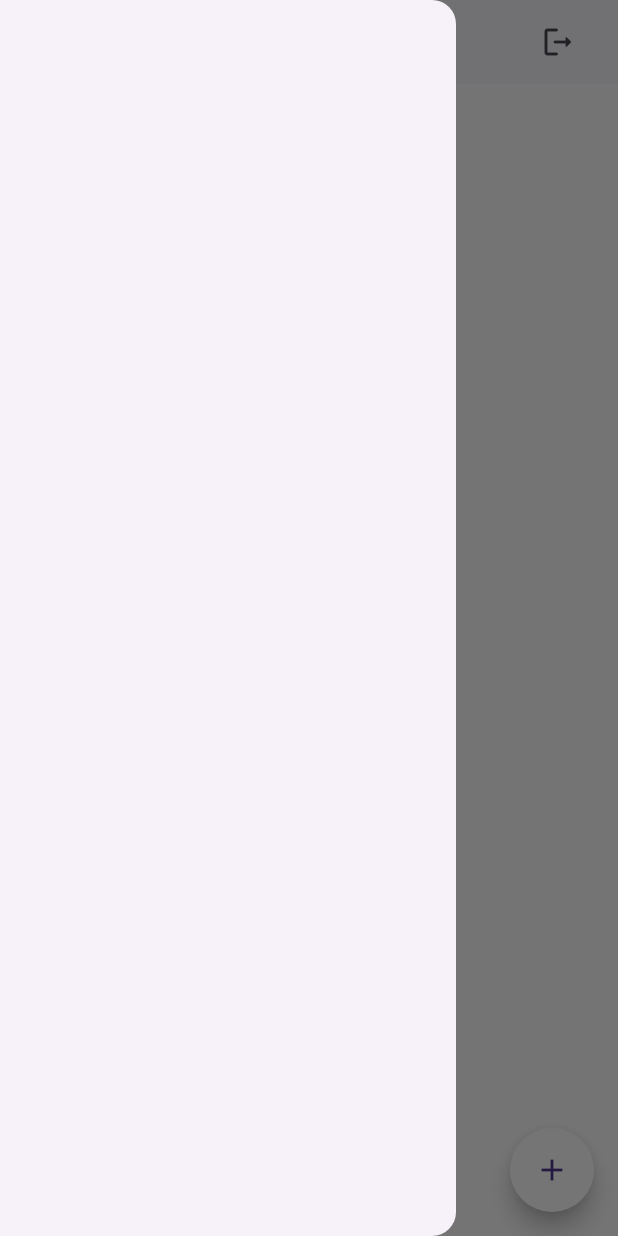
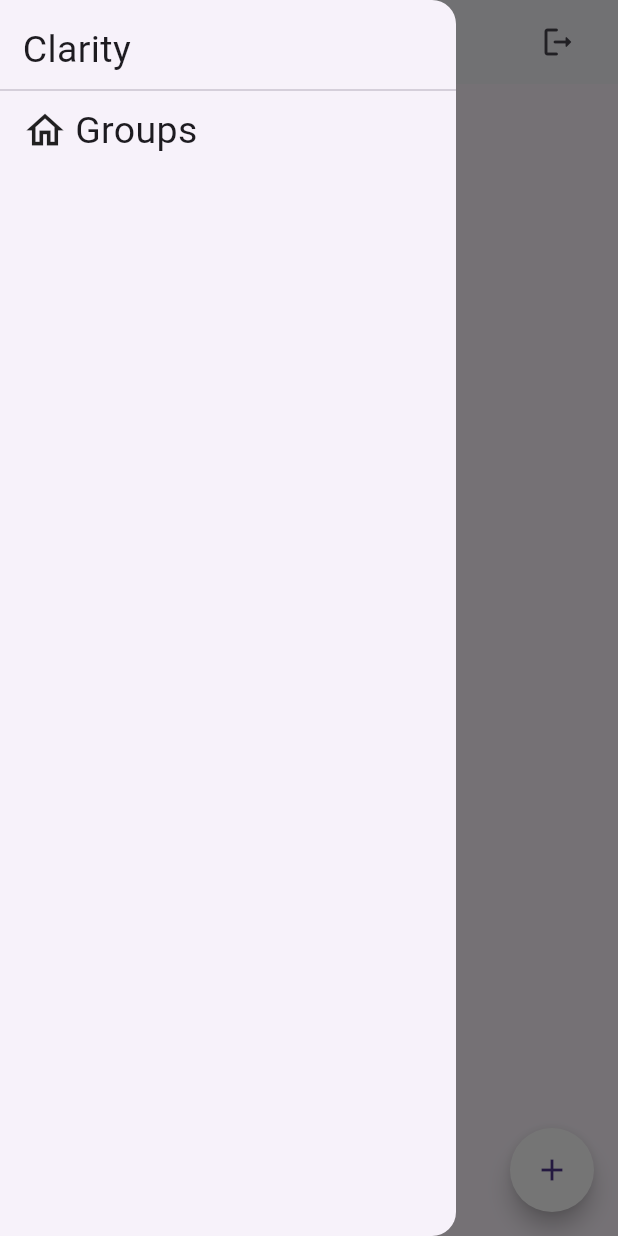
Before and after one commit to xFLuPXDx/s2t-frontend, a Flutter app: the MyHomePage screen opened directly, with the side drawer open, on a phone screen of 412 x 824 dp. Run offline on Flutter 3.47's test engine with Material 3 defaults, Android fonts, the phone set to English and light mode, and no system bars; our stand-ins replace animated_splash_screen, get, shared_preferences; accounts and stored records are empty; network calls fail.

Commit message:
dynamic sidepanel get group working

```diff
--- a/lib/main.dart
+++ b/lib/main.dart
@@ -16,7 +16,7 @@ class MyApp extends StatelessWidget {
       debugShowCheckedModeBanner: false,
       theme: ThemeData(
         useMaterial3: true,
-        primarySwatch: Colors.blue,
+        primarySwatch: Colors.blueGrey,
       ),
       home: const Spalsh_Screen(),
     );
--- a/lib/pages/JoinCreateGroup.dart
+++ b/lib/pages/JoinCreateGroup.dart
@@ -7,7 +7,7 @@ import 'package:shared_preferences/shared_preferences.dart';
 
 import 'home.dart';
 
-String API_URL = "http://192.168.56.1:8000";
+String API_URL = "http://192.168.0.111:8000";
 
 class JoinGroup extends StatefulWidget {
   const JoinGroup({super.key});
--- a/lib/pages/home.dart
+++ b/lib/pages/home.dart
@@ -8,7 +8,8 @@ import 'JoinCreateGroup.dart';
 import 'splash.dart';
 import 'package:shared_preferences/shared_preferences.dart';
 import 'views/getgroups.dart';
-String API_URL = "http://192.168.56.1:8000";
+
+String API_URL = "http://192.168.0.111:8000";
 
 class MyHomePage extends StatefulWidget {
   const MyHomePage({super.key});
@@ -18,9 +19,17 @@ class MyHomePage extends StatefulWidget {
 }
 
 class _MyHomePageState extends State<MyHomePage> {
-
   List<dynamic> ListOfGroups = [];
   String? user_Type;
+
+  List<StatelessWidget> draweritem = [
+    const DrawerHeader(
+      decoration: BoxDecoration(
+        color: Colors.blue,
+      ),
+      child: Text('Drawer Header'),
+    ),
+  ];
 
   @override
   void initState() {
@@ -28,8 +37,6 @@ class _MyHomePageState extends State<MyHomePage> {
     getGroups();
     super.initState();
   }
-
-
 
   getUserType() async {
     final SharedPreferences prefs = await SharedPreferences.getInstance();
@@ -58,7 +65,21 @@ class _MyHomePageState extends State<MyHomePage> {
     List<dynamic> data = json.decode(response.body);
     if (data != []) {
       setState(() {
-        ListOfGroups = data;
+        draweritem = [
+          ListView.builder(
+              itemCount: data.length,
+              itemBuilder: (context, index) {
+                return GestureDetector(
+                  onTap: () {
+                    Get.off(() => const Resource_Page());
+                  },
+                  child: Container(
+                      color: Colors.amber,
+                      height: 40,
+                      child: Text(data[index]["group_Name"])),
+                );
+              }),
+        ];
       });
     }
   }
@@ -67,20 +88,6 @@ class _MyHomePageState extends State<MyHomePage> {
   Widget build(BuildContext context) {
     final screenHeight = MediaQuery.of(context).size.height;
     final screenWidth = MediaQuery.of(context).size.width;
-    final draweritem = ListView.builder(
-                  itemCount: ListOfGroups.length,
-                  itemBuilder: (context, index) {
-                    return GestureDetector(
-                      onTap: () {
-                        Get.off(()=>Resource_Page());
-                      },
-                      child: Container(
-                        height: 40,
-                        child: Text(ListOfGroups[index]["group_Name"])
-                      ),
-                    );
-                  }
-                  );
     return Scaffold(
       appBar: AppBar(
         elevation: 1,
@@ -101,10 +108,7 @@ class _MyHomePageState extends State<MyHomePage> {
               ))
         ],
       ),
-      drawer: Drawer(
-        child:draweritem,
-        ),
-
+      drawer: const Groups_Drawer(),
       body: const fetchGroups(),
       floatingActionButton: FloatingActionButton(
         splashColor: const Color.fromARGB(255, 255, 255, 255),
@@ -146,9 +150,9 @@ class _MyHomePageState extends State<MyHomePage> {
                         ),
                       ),
                       GestureDetector(
-                        onTap: () => Get.to(() => JoinGroup()),
+                        onTap: () => Get.to(() => const JoinGroup()),
                         child: Container(
-                          margin: EdgeInsets.only(top: 1),
+                          margin: const EdgeInsets.only(top: 1),
                           height: 55,
                           width: screenWidth,
                           color: Colors.white,
@@ -177,7 +181,7 @@ class _MyHomePageState extends State<MyHomePage> {
                   child: Column(
                     children: [
                       GestureDetector(
-                        onTap: () => Get.to(() => JoinGroup()),
+                        onTap: () => Get.to(() => const JoinGroup()),
                         child: SizedBox(
                           height: 50,
                           width: screenWidth,
@@ -199,6 +203,5 @@ class _MyHomePageState extends State<MyHomePage> {
         },
       ),
     );
-    ;
   }
 }
--- a/lib/pages/login.dart
+++ b/lib/pages/login.dart
@@ -5,7 +5,7 @@ import "package:http/http.dart" as http;
 import 'package:shared_preferences/shared_preferences.dart';
 import 'home.dart';
 import 'signup.dart';
-String API_URL = "http://192.168.56.1:8000";
+String API_URL = "http://192.168.0.111:8000";
 
 class LoginPage extends StatefulWidget {
   const LoginPage({super.key});
@@ -116,7 +116,7 @@ class _LoginPageState extends State<LoginPage> {
         child: Column(
           mainAxisAlignment: MainAxisAlignment.center,
           children: [
-            Container(
+            SizedBox(
               height: 150,
               width: 150,
               child: Image.asset(
@@ -182,14 +182,14 @@ class _LoginPageState extends State<LoginPage> {
                       passwordController.text = "";
                     } else {
                       getData().whenComplete(() {
-                        Get.off(()=>const MyHomePage());
+                        Get.off(()=>MyHomePage());
                       });
 
                     }
                   });
                 }
               },
-              child: Container(
+              child: SizedBox(
                 width: screenWidth * 0.8,
                 height: screenHeight * 0.07,
                 child: const Center(
--- a/lib/pages/resourcepage.dart
+++ b/lib/pages/resourcepage.dart
@@ -1,4 +1,5 @@
 import 'package:flutter/material.dart';
+import 'views/getgroups.dart';
 
 class Resource_Page extends StatefulWidget {
   const Resource_Page({super.key});
@@ -14,6 +15,7 @@ class _Resource_PageState extends State<Resource_Page> {
       appBar: AppBar(
         backgroundColor: Colors.amberAccent,
       ),
+      drawer: Groups_Drawer(),
     );
   }
 }
--- a/lib/pages/signup.dart
+++ b/lib/pages/signup.dart
@@ -4,7 +4,7 @@ import "package:http/http.dart" as http;
 import 'package:shared_preferences/shared_preferences.dart';
 import 'home.dart';
 import 'login.dart';
-String API_URL = "http://192.168.56.1:8000";
+String API_URL = "http://192.168.0.111:8000";
 
 class SignUpPage extends StatefulWidget {
   const SignUpPage({super.key});
--- a/lib/pages/views/getgroups.dart
+++ b/lib/pages/views/getgroups.dart
@@ -3,9 +3,10 @@ import 'package:flutter/material.dart';
 import 'package:get/get.dart';
 import 'package:http/http.dart' as http;
 import 'package:shared_preferences/shared_preferences.dart';
+import '../home.dart';
 import '../resourcepage.dart';
 
-String API_URL = "http://192.168.56.1:8000";
+String API_URL = "http://192.168.0.111:8000";
 
 class fetchGroups extends StatefulWidget {
   const fetchGroups({super.key});
@@ -66,8 +67,6 @@ class fetchGroupsState extends State<fetchGroups> {
       children: [
         Expanded(
           child: Center(
-            child: Container(
-              color: Colors.white70,
             child: ListView.separated(
                 separatorBuilder: (context, index) => const SizedBox(
                       height: 10,
@@ -165,10 +164,8 @@ class fetchGroupsState extends State<fetchGroups> {
                                                                   child: const Text(
                                                                       'Unenrol'),
                                                                 ),
-
                                                               ],
                                                             ));
-
                                                   },
                                                   child: SizedBox(
                                                     height: 50,
@@ -189,10 +186,8 @@ class fetchGroupsState extends State<fetchGroups> {
                                               ],
                                             ),
                                           );
-
                                         },
                                       );
-
                                     },
                                     icon: Icon(Icons.more_horiz)),
                               )
@@ -212,8 +207,97 @@ class fetchGroupsState extends State<fetchGroups> {
                 }),
           ),
         ),
-        ),
       ],
     );
   }
 }
+
+class Groups_Drawer extends StatefulWidget {
+  const Groups_Drawer({super.key});
+
+  @override
+  State<Groups_Drawer> createState() => _Groups_DrawerState();
+}
+
+class _Groups_DrawerState extends State<Groups_Drawer> {
+  List<dynamic> ListOfGroups = [];
+
+  getGroups() async {
+    final prefs = await SharedPreferences.getInstance();
+    final token = prefs.getString('access_token');
+    http.Response response = await http.get(
+      Uri.parse("$API_URL/group/fetch"),
+      headers: {
+        'Content-Type': 'application/json',
+        'Authorization': 'Bearer $token'
+      },
+    );
+    List<dynamic> data = json.decode(response.body);
+    if (data != []) {
+      setState(() {
+        ListOfGroups = data;
+      });
+    }
+  }
+  @override
+  void initState() {
+    // TODO: implement initState
+    getGroups();
+    super.initState();
+  }
+  @override
+  Widget build(BuildContext context) {
+    return Drawer(
+      child: SafeArea(
+        child: Column(
+          children: [
+            Column(
+              crossAxisAlignment: CrossAxisAlignment.start,
+              children: [
+                const Padding(
+                  padding: EdgeInsets.only(top: 15, left: 15),
+                  child: Text(
+                    'Clarity',
+                    style: TextStyle(fontSize: 25),
+                  ),
+                ),
+                const Divider(
+                  height: 18,
+                ),
+                GestureDetector(
+                  onTap: () => Get.off(() => const MyHomePage()),
+                  child: Container(
+                      padding: const EdgeInsets.only(left: 15),
+                      child: const Row(
+                        children: [
+                          Icon(Icons.home_outlined, size: 30),
+                          Padding(
+                            padding: EdgeInsets.only(left: 5),
+                            child:
+                                Text("Groups", style: TextStyle(fontSize: 25)),
+                          )
+                        ],
+                      )),
+                )
+              ],
+            ),
+            Expanded(
+              child: ListView.builder(
+                itemCount: ListOfGroups.length,
+                itemBuilder: (context, index) {
+                  return Padding(
+                  padding: EdgeInsets.only(top: 15, left: 15),
+                  child: Text(ListOfGroups[index]['group_Name'],
+                    style: TextStyle(fontSize: 25),
+                  ),
+                );
+                },
+              ),
+            )
+          ],
+        ),
+      ),
+    );
+    ;
+  }
+}
```
Lines whose indentation alone changed are shown as unchanged.
